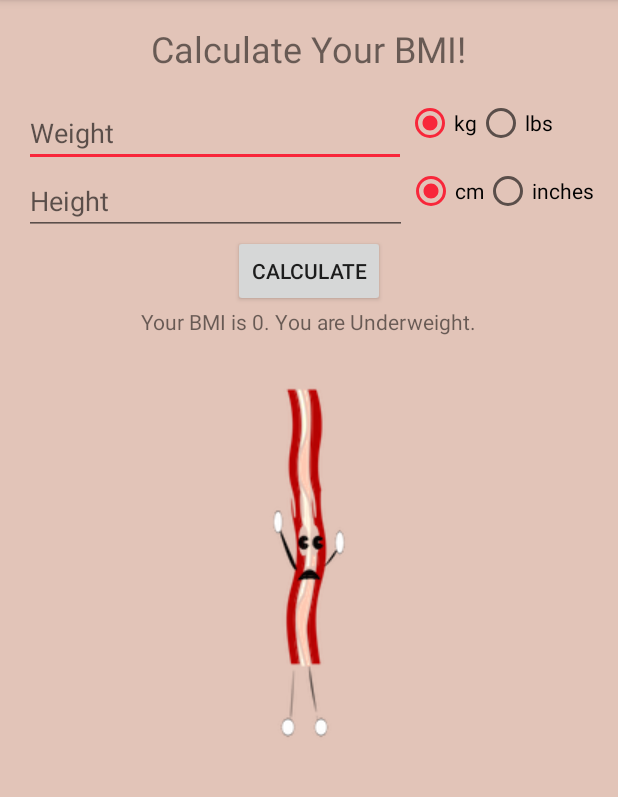
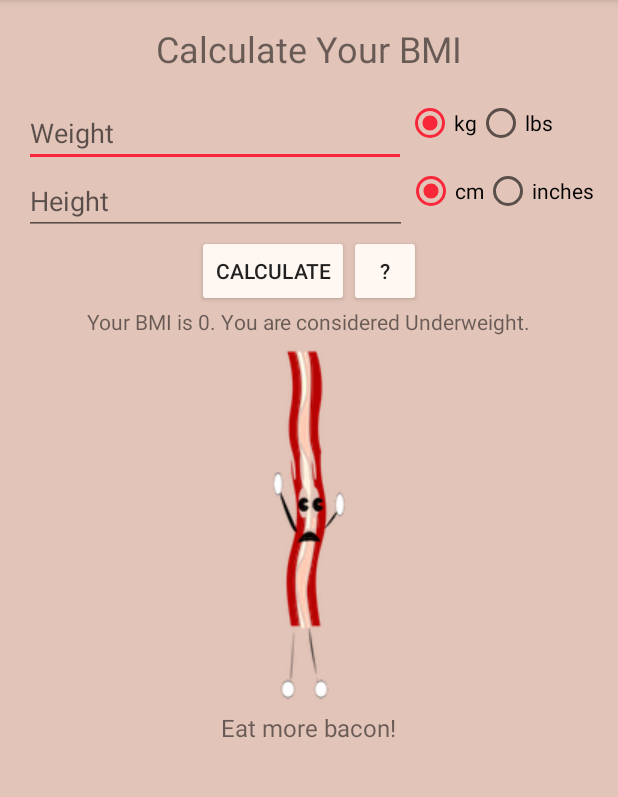
Before and after one commit to digitalrelic/MAD5120_Rankin, an Android app: the screen it shows after launch (GetBMI), after a tap on "CALCULATE", on a phone screen of 412 x 824 dp, the part 84-881 px from its top. Run offline under Robolectric (Android 15) with nearby library versions, the phone set to English and light mode, and no system bars; 2 statements that could not run were skipped.

Commit message:
Finished Project 3
With separate activity launched by intent.

```diff
--- a/Project 3/Project3/app/src/main/AndroidManifest.xml
+++ b/Project 3/Project3/app/src/main/AndroidManifest.xml
@@ -18,6 +18,11 @@
                 <category android:name="android.intent.category.LAUNCHER" />
             </intent-filter>
         </activity>
+        <activity
+            android:name=".showInformation_"
+            android:label="@string/title_activity_show_information_"
+            android:theme="@style/AppTheme.NoActionBar" >
+        </activity>
     </application>
 
 </manifest>
--- a/Project 3/Project3/app/src/main/java/com/example/danielrankin/project3/GetBMI.java
+++ b/Project 3/Project3/app/src/main/java/com/example/danielrankin/project3/GetBMI.java
@@ -1,5 +1,6 @@
 package com.example.danielrankin.project3;
 
+import android.content.Intent;
 import android.os.Bundle;
 import android.provider.MediaStore;
 import android.support.design.widget.FloatingActionButton;
@@ -30,6 +31,7 @@ public class GetBMI extends AppCompatActivity {
 
         //output text
         TextView showBMI = (TextView) findViewById(R.id.bmiText);
+        TextView showRec = (TextView) findViewById(R.id.baconrecommendation);
 
 
 
@@ -87,26 +89,32 @@ public class GetBMI extends AppCompatActivity {
         //categorize BMI output and set image
         ImageView baconPicture = (ImageView) findViewById(R.id.imageView);
         String catString = "";
+        String baconRec = "";
         int image;
         if (i <= 18) {
             catString = "Underweight";
             image = R.drawable.image01;
+            baconRec = "Eat more bacon!";
 
         } else if (i >= 19 && i <= 24) {
             catString = "Healthy";
             image = R.drawable.image02;
+            baconRec = "Keep eating bacon!";
 
         } else if (i >= 25 && i <= 29) {
             catString = "Overweight";
             image = R.drawable.image03;
+            baconRec = "Maybe chill on the bacon.";
 
         } else if (i >= 30 && i <= 39) {
             catString = "Obese";
             image = R.drawable.image04;
+            baconRec = "Put down the bacon.";
 
         } else if (i >= 40) {
             catString = "Morbidly Obese";
             image = R.drawable.image05;
+            baconRec = "Don't even think about bacon.";
 
         } else image = R.drawable.image01;
         baconPicture.setImageResource(image);
@@ -115,12 +123,8 @@ public class GetBMI extends AppCompatActivity {
 
         //prepare for display
         String BMIOutput = Integer.toString(i);
-        showBMI.setText("Your BMI is " + BMIOutput + ". You are " + catString + ".");
-
-
-
-
-
+        showBMI.setText("Your BMI is " + BMIOutput + ". You are considered " + catString + ".");
+        showRec.setText(baconRec);
 
         /* debug area
        String heightOutputTest = Double.toString(convertedHeightValue);
@@ -128,6 +132,12 @@ public class GetBMI extends AppCompatActivity {
        showBMI.setText(BMIOutput + " " + weightOutputTest + " " + heightOutputTest);
         end debug area */
 
+    }
+
+    public void showInfo(View view){
+
+        Intent intent = new Intent(this, showInformation_.class);
+        startActivity(intent);
 
     }
 
--- a/Project 3/Project3/app/src/main/res/layout/content_get_bmi.xml
+++ b/Project 3/Project3/app/src/main/res/layout/content_get_bmi.xml
@@ -95,22 +95,37 @@
         </RadioGroup>
     </LinearLayout>
 
-
+<LinearLayout
+    android:layout_width="wrap_content"
+    android:layout_height="wrap_content"
+    android:layout_below="@+id/linearLayout2"
+    android:id="@+id/buttonbox"
+    android:layout_centerHorizontal="true">
     <Button
         android:layout_width="wrap_content"
         android:layout_height="wrap_content"
+        android:backgroundTint="@color/offWhite"
         android:text="@string/buttontext"
         android:id="@+id/button"
         android:onClick="calcBMI"
         android:layout_below="@+id/linearLayout2"
         android:layout_centerHorizontal="true" />
 
+    <Button
+        style="@style/Base.Widget.AppCompat.Button.Small"
+        android:backgroundTint="@color/offWhite"
+        android:layout_width="wrap_content"
+        android:layout_height="wrap_content"
+        android:onClick="showInfo"
+        android:text="@string/questionmark"/>
+</LinearLayout>
+
     <TextView
         android:layout_width="wrap_content"
         android:layout_height="wrap_content"
         android:text=""
         android:id="@+id/bmiText"
-        android:layout_below="@+id/button"
+        android:layout_below="@+id/buttonbox"
         android:layout_centerHorizontal="true" />
 
     <ImageView
@@ -119,16 +134,16 @@
         android:id="@+id/imageView"
         android:layout_below="@+id/bmiText"
         android:layout_centerHorizontal="true"
-        android:layout_marginTop="25dp" />
+/>
     <TextView
         android:layout_width="wrap_content"
         android:layout_height="wrap_content"
         android:text=""
-        android:textSize="20sp"
+        android:textSize="16sp"
         android:id="@+id/baconrecommendation"
         android:layout_centerHorizontal="true"
         android:layout_below="@+id/imageView"
-        android:layout_marginTop="5dp"
+
         />
 
 
--- a/Project 3/Project3/app/src/main/res/values/colors.xml
+++ b/Project 3/Project3/app/src/main/res/values/colors.xml
@@ -4,4 +4,5 @@
     <color name="colorPrimaryDark">#4e0f10</color>
     <color name="colorAccent">#dffc1028</color>
     <color name="bgColor">#e2c4b8</color>
+    <color name="offWhite">#fff8f2</color>
 </resources>
--- a/Project 3/Project3/app/src/main/res/values/strings.xml
+++ b/Project 3/Project3/app/src/main/res/values/strings.xml
@@ -1,7 +1,7 @@
 <resources>
     <string name="app_name">Project3</string>
     <string name="action_settings">Settings</string>
-    <string name="title">Calculate Your BMI!</string>
+    <string name="title">Calculate Your BMI</string>
     <string name="whint">Weight</string>
     <string name="hhint">Height</string>
     <string name="centi">cm</string>
@@ -9,5 +9,9 @@
     <string name="kilos">kg</string>
     <string name="pounds">lbs</string>
     <string name="buttontext">calculate</string>
+    <string name="image_descriptor">BMI Chart</string>
+    <string name="disclaimer">BMI (Body Mass Index) is a common metric used for body fatness screening, but is not a conclusive diagnostic of overall health. Visit http://www.cdc.gov/healthyweight to learn more.</string>
+    <string name="title_activity_show_information_">showInformation_</string>
+    <string name="questionmark">"?"</string>
 
 </resources>
```
Also changed, not shown: Project 3/Project3/app/src/main/java/com/example/danielrankin/project3/showInformation_.java (added, +22 -0 lines), Project 3/Project3/app/src/main/res/layout/activity_show_information_.xml (added, +21 -0 lines), Project 3/Project3/app/src/main/res/layout/content_show_information_.xml (added, +40 -0 lines), Project 3/Project3/app/src/main/res/drawable/bmichart.png (added).
